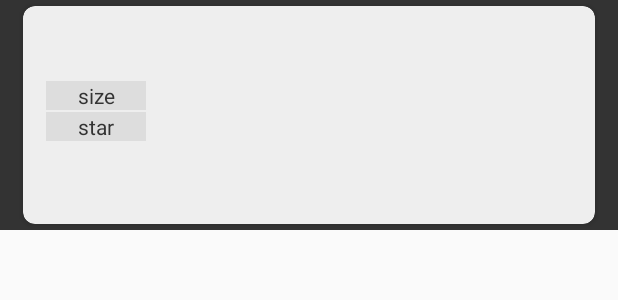
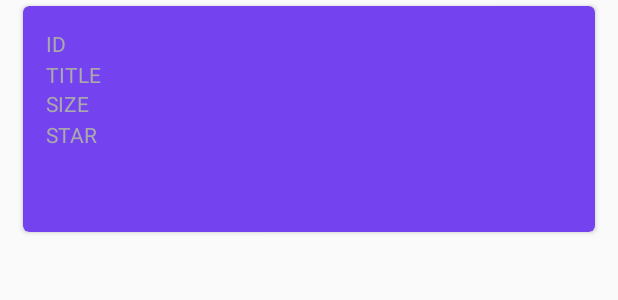
Before and after one commit to VintageAppMaker/GithubSearcher, an Android app: the layout item_github_list.xml on its own in the app's theme, with its tools: preview values and no code run, on a phone screen of 412 x 824 dp. Shown: the top 300 px of the screen. Run offline under Robolectric (Android 15) with nearby library versions, the light colour scheme and no system bars; network calls fail.

Commit message:
theme 변경

```diff
--- a/app/src/main/java/com/psw/adsloader/githubsearcher/viewmodel/MainViewModel.kt
+++ b/app/src/main/java/com/psw/adsloader/githubsearcher/viewmodel/MainViewModel.kt
@@ -73,7 +73,9 @@
 
             toNextPageWithEnd()
 
-            l?.forEachIndexed { index, repo ->   repo.name = "${index}.${repo.name}" }
+            l?.forEachIndexed { index, repo ->
+                repo.name = "${repo.name}"
+            }
 
             lst.postValue(l)
             title.postValue("$totalCount repositories")
--- a/app/src/main/res/layout/item_github_list.xml
+++ b/app/src/main/res/layout/item_github_list.xml
@@ -1,10 +1,11 @@
 <?xml version="1.0" encoding="utf-8"?>
 <LinearLayout xmlns:android="http://schemas.android.com/apk/res/android"
         xmlns:card_view="http://schemas.android.com/apk/res-auto"
+        xmlns:app="http://schemas.android.com/tools"
         android:orientation="vertical"
-              android:background="@color/colorBackgroundRecycler"
         android:layout_width="match_parent"
-              android:layout_height="wrap_content">
+        android:layout_height="wrap_content"
+        app:ignore="NamespaceTypo">
 
     <androidx.cardview.widget.CardView
             card_view:cardBackgroundColor="@color/colorCardBackground"
@@ -14,7 +15,11 @@
             android:layout_marginRight  ="15dp"
             android:layout_marginBottom ="4dp"
 
-            card_view:cardCornerRadius="8dp"
+            app:cardElevation="0dp"
+
+            app:strokeColor="@color/colorCardBackground"
+
+            card_view:cardCornerRadius="4dp"
             android:layout_width="match_parent"
             android:layout_height="wrap_content">
 
@@ -23,13 +28,61 @@
                 android:layout_width="match_parent"
                 android:layout_height="match_parent">
 
+            <LinearLayout
+                    android:layout_marginTop="15dp"
+                    android:layout_marginLeft="15dp"
+                    android:layout_marginRight="15dp"
+                    android:orientation="horizontal"
+                    android:weightSum="1"
+                    android:layout_width="match_parent"
+                    android:layout_height="wrap_content">
+
                 <TextView
                         android:textColor="@color/colorCardText"
-                    android:layout_margin="15dp"
+                        android:text="ID"
+                        android:layout_weight="0.2"
+                        android:layout_width="0dp"
+                        android:layout_height="match_parent"/>
+
+                <TextView
+                        android:layout_weight="0.8"
+                        android:layout_marginLeft="15dp"
+                        android:textColor="@color/colorCardText"
+                        android:layout_width="0dp"
+                        android:layout_height="match_parent"
+                        android:id="@+id/txtNumber"
+                        />
+
+            </LinearLayout>
+
+            <LinearLayout
+                    android:layout_marginTop="1dp"
+                    android:layout_marginLeft="15dp"
+                    android:layout_marginRight="15dp"
+                    android:orientation="horizontal"
+                    android:weightSum="1"
                     android:layout_width="match_parent"
-                    android:layout_height="wrap_content"
+                    android:layout_height="wrap_content">
+
+                <TextView
+                        android:textColor="@color/colorCardText"
+                        android:text="TITLE"
+                        android:layout_weight="0.2"
+                        android:layout_width="0dp"
+                        android:layout_height="match_parent"/>
+
+                <TextView
+                        android:layout_weight="0.8"
+                        android:layout_marginLeft="15dp"
+                        android:textColor="@color/colorCardText"
+                        android:layout_width="0dp"
+                        android:layout_height="match_parent"
                         android:id="@+id/txtName"
                         />
+
+            </LinearLayout>
+
+
 
             <LinearLayout
                     android:layout_marginLeft="15dp"
@@ -40,10 +93,8 @@
                     android:layout_height="wrap_content">
 
                 <TextView
-                        android:gravity="center"
                         android:textColor="@color/colorCardText"
-                        android:background="#DDDDDD"
-                        android:text="size"
+                        android:text="SIZE"
                         android:layout_weight="0.2"
                         android:layout_width="0dp"
                         android:layout_height="match_parent"/>
@@ -70,9 +121,7 @@
 
                 <TextView
                         android:textColor="@color/colorCardText"
-                        android:gravity="center"
-                        android:background="#DDDDDD"
-                        android:text="star"
+                        android:text="STAR"
                         android:layout_weight="0.2"
                         android:layout_width="0dp"
                         android:layout_height="match_parent"/>
@@ -89,7 +138,7 @@
             </LinearLayout>
 
             <TextView
-                    android:textColor="@color/colorHyperLink"
+                    android:textColor="@color/colorBackground"
                     android:textSize="18sp"
                     android:layout_margin="15dp"
                     android:id="@+id/txtDescription"
--- a/app/src/main/res/values/colors.xml
+++ b/app/src/main/res/values/colors.xml
@@ -3,13 +3,13 @@
     <color name="colorPrimary">#008577</color>
     <color name="colorPrimaryDark">#00574B</color>
     <color name="colorAccent">#D81B60</color>
-    <color name="colorBackground">#333333</color>
-    <color name="colorCardText">#333333</color>
-    <color name="colorCardBackground">#eeeeee</color>
-    <color name="colorCardBackground2">#FC7777</color>
-    <color name="colorCardBackground3">#8BC34A</color>
+    <color name="colorBackground">#512DA8</color>
+    <color name="colorCardText">#aaaaaa</color>
+    <color name="colorCardBackground">#7542F0</color>
+    <color name="colorCardBackground2">#512DA8</color>
+    <color name="colorCardBackground3">#6A0D91</color>
     <color name="colorBackgroundRecycler">#333333</color>
-    <color name="colorHyperLink">#0159BD</color>
+    <color name="colorHyperLink">#A2F758</color>
 
 
 
```
Also changed, not shown: app/src/main/java/com/psw/adsloader/githubsearcher/adapter/githubAdapter.kt (+13 -3 lines), app/src/main/res/layout/activity_main.xml (+4 -4 lines), app/src/main/res/layout/item_github_list2.xml (+37 -18 lines), app/src/main/res/layout/item_github_list3.xml (+29 -24 lines), app/src/main/res/drawable/button.png (added). Lines whose indentation alone changed are shown as unchanged.
